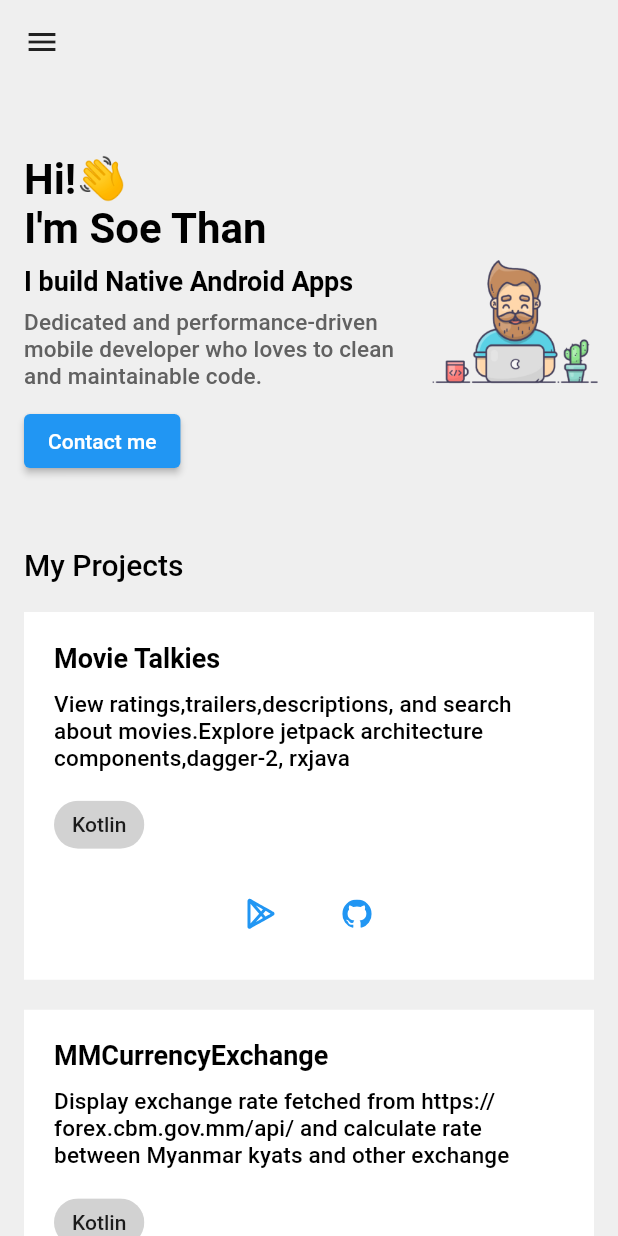
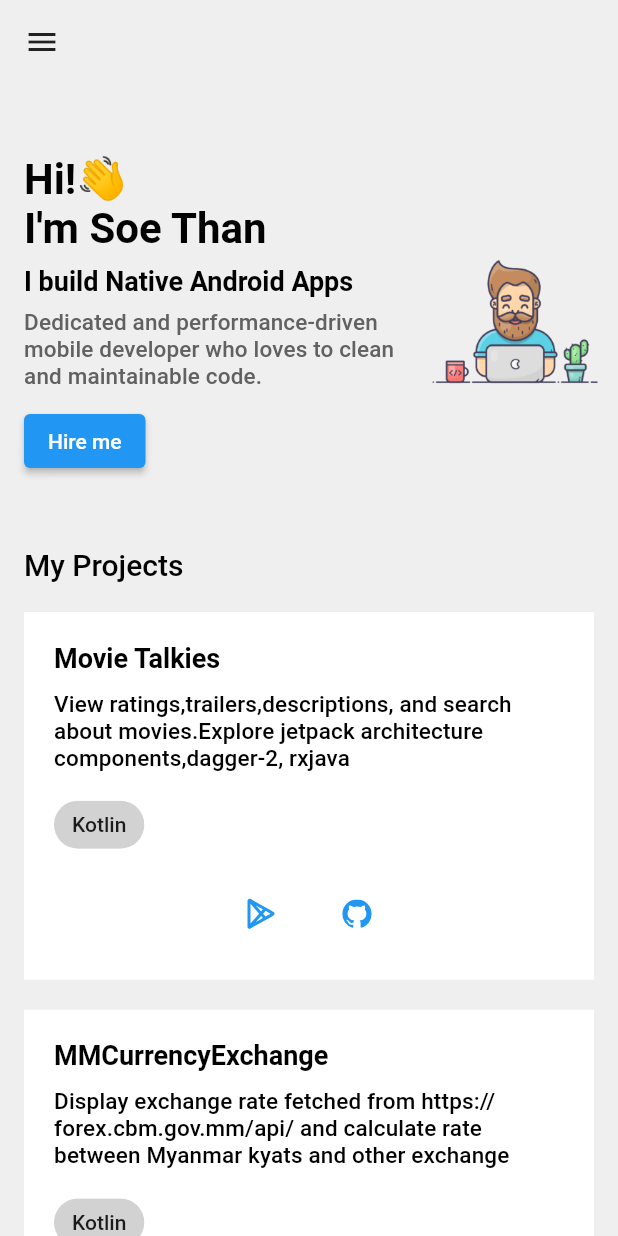
Before and after one commit to soethan98/Responsive-Portfolio, a Flutter app: the screen it shows after launch, on a phone screen of 412 x 824 dp. Run offline on Flutter 3.47's test engine with Material 2 defaults, Android fonts, the phone set to English and light mode, and no system bars; drawn by our look-alikes of animated_text_kit; our stand-ins replace flutter_svg, google_fonts, url_launcher_web; missing offline and left inert: dev_icons; Roboto replaces fonts that are missing (Ubuntu).

```diff
--- a/lib/main.dart
+++ b/lib/main.dart
@@ -26,6 +26,4 @@ class MyApp extends StatelessWidget {
       }),
     );
   }
-  // });
-  // }
 }
--- a/lib/screens/home/components/home_banner.dart
+++ b/lib/screens/home/components/home_banner.dart
@@ -62,7 +62,7 @@ class HomeBanner extends StatelessWidget {
                           ).toString().launchURL();
 
                         },
-                        child: const Text('Contact me'))
+                        child: const Text('Hire me'))
                   ],
                 ),
               )),
```
Also changed, not shown: 1 other file.
